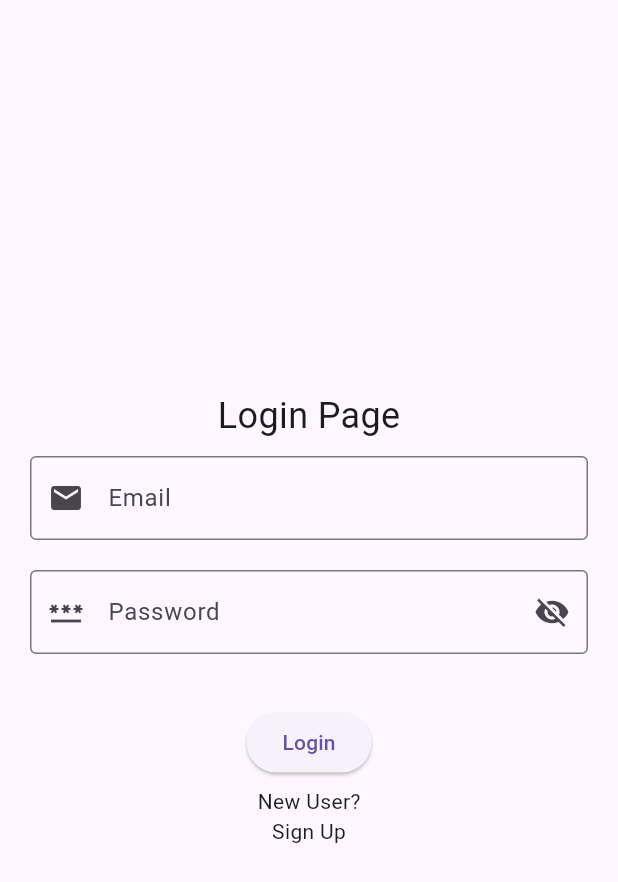
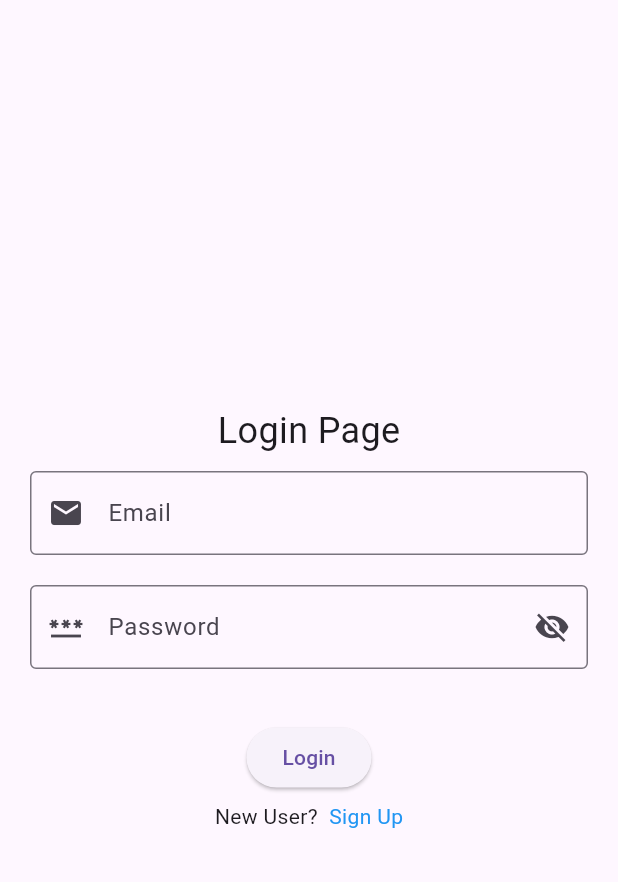
Before and after one commit to lohkaixuan/DoDo_Task, a Flutter app: the screen it shows after launch, on a phone screen of 412 x 824 dp. Shown: the top 882 px of the screen. Run offline on Flutter 3.47's test engine with Material 3 defaults, Android fonts, the phone set to English and light mode, and no system bars; our stand-ins replace dio, get, shared_preferences.

Commit message:
fix login

```diff
--- a/lib/api/apis.dart
+++ b/lib/api/apis.dart
@@ -32,10 +32,10 @@ class ApiService {
     try {
       // Use the dio alias here to avoid confusion with your ApiResponse
       var response = await _dioClient.dio.post(
-        '/login',
+        '/auth/login',
         data: {"email": email, "password": password,}
       );
-      print("reg api $response");
+      print("login api $response");
       return ApiResponse.fromJson(response.data);
     } on DioException catch (e) {
       throw ApiException(e.response?.statusCode,
@@ -48,7 +48,7 @@ class ApiService {
       // Use the dio alias here to avoid confusion with your ApiResponse
       var response = await _dioClient.dio.post(
         '/auth/register',
-        data: {"email": email, "password": password , "display_name": "display_name"},
+        data: {"email": email, "password": password , "display_name": display_name},
       );
       print("register api $response");
       return registerResponse.fromJson(response.data);
--- a/lib/main.dart
+++ b/lib/main.dart
@@ -11,7 +11,7 @@ import 'route/pages.dart';
 
 void main() {
   WidgetsFlutterBinding.ensureInitialized(); // before runApp
-   runApp(const MyApp());
+  runApp(const MyApp());
   Get.put(AuthGetxController());
 }
 
--- a/lib/screen/login.dart
+++ b/lib/screen/login.dart
@@ -1,4 +1,4 @@
-import 'package:dodotask/controller/AuthController.dart';
+import 'package:dodotask/controller/authController.dart';
 import 'package:flutter/material.dart';
 import 'package:get/get.dart';
 
@@ -23,6 +23,7 @@ class _LoginPageState extends State<LoginPage> {
     ];
     loginButton = [
       { 'label': 'Login', 'action': () { /* Handle login logic here */ }, },
+
     ];
   }
 
@@ -63,7 +64,7 @@ class _LoginPageState extends State<LoginPage> {
                           )
                         : null,
                   ),
-                  validator: field['validator'] as String? Function(String?)?,
+                  validator: field['validator'] ,
                   obscureText: field['key'] == 'password' ? !passwordVisible : false,
                 ),
                 )),
@@ -90,14 +91,23 @@ class _LoginPageState extends State<LoginPage> {
                   child: Text(button['label'] as String,
                 ),
               ))),
+              Row(
+                mainAxisAlignment: MainAxisAlignment.center,
+                children: [
                   const Text(
-                'New User?',
+                    'New User?  ',
                   ),
                   GestureDetector(
-                child: const Text("Sign Up"),
+                    child: const Text("Sign Up",
+                      style: TextStyle(
+                        color: Colors.blue,
+                      ),
+                    ),
                     onTap: () {
                     Get.toNamed('/register');
                     },
+                  ),
+                ],
               )
             ],
           ),
```
Also changed, not shown: lib/controller/AuthController.dart (+1 -6 lines). Lines whose indentation alone changed are shown as unchanged.
